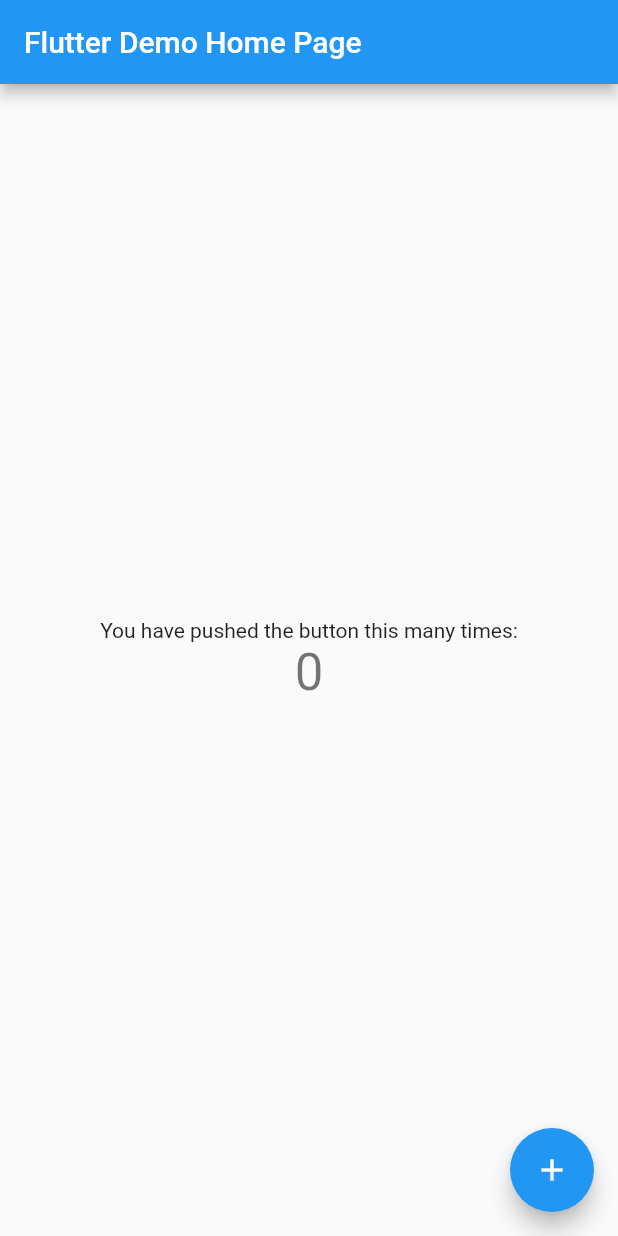
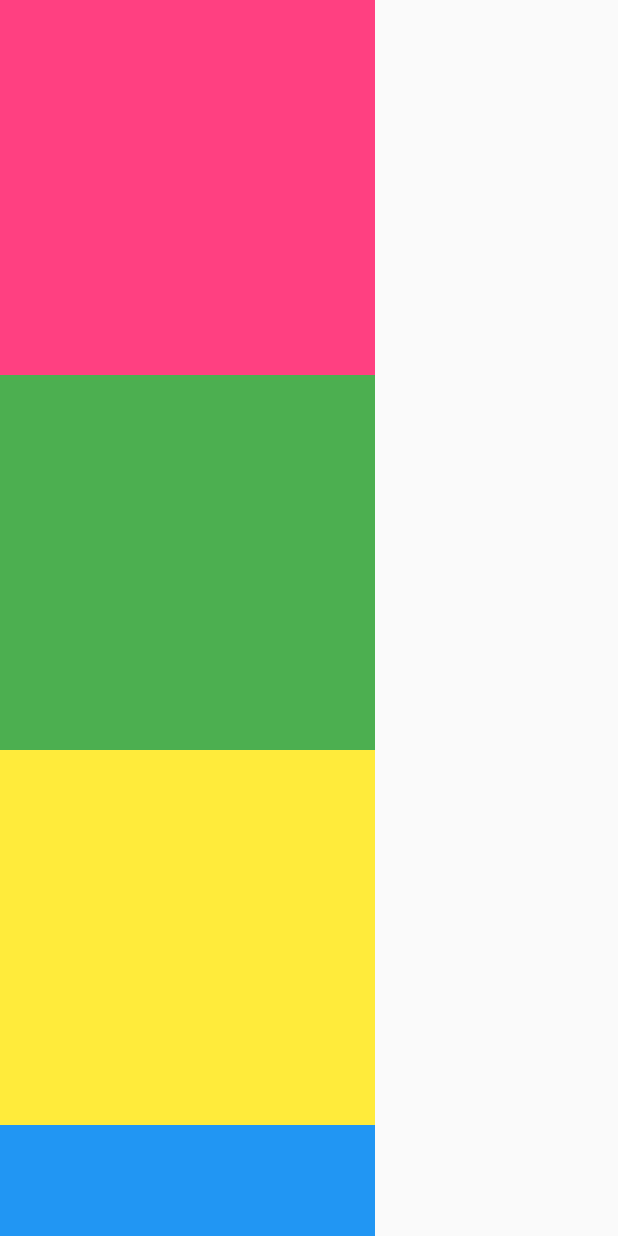
Before and after one commit to Micheli97/responsividade_flutter, a Flutter app: the screen it shows after launch, on a phone screen of 412 x 824 dp. Run offline on Flutter 3.47's test engine with Material 2 defaults, Android fonts, the phone set to English and light mode, and no system bars; our stand-ins replace auto_size_text, responsive_framework.

Commit message:
feat(): Estudando comportamento de Columns, rowns e wrap

```diff
--- a/estudo/lib/main.dart
+++ b/estudo/lib/main.dart
@@ -1,3 +1,4 @@
+import 'package:estudo/pages/wrap.dart';
 import 'package:flutter/material.dart';
 
 void main() {
@@ -7,109 +8,16 @@
 class MyApp extends StatelessWidget {
   const MyApp({super.key});
 
-  // This widget is the root of your application.
+
   @override
   Widget build(BuildContext context) {
     return MaterialApp(
       title: 'Flutter Demo',
       theme: ThemeData(
-        // This is the theme of your application.
-        //
-        // Try running your application with "flutter run". You'll see the
-        // application has a blue toolbar. Then, without quitting the app, try
-        // changing the primarySwatch below to Colors.green and then invoke
-        // "hot reload" (press "r" in the console where you ran "flutter run",
-        // or simply save your changes to "hot reload" in a Flutter IDE).
-        // Notice that the counter didn't reset back to zero; the application
-        // is not restarted.
+
         primarySwatch: Colors.blue,
       ),
-      home: const MyHomePage(title: 'Flutter Demo Home Page'),
+      home: const WrapPage(),
     );
   }
 }
-
-class MyHomePage extends StatefulWidget {
-  const MyHomePage({super.key, required this.title});
-
-  // This widget is the home page of your application. It is stateful, meaning
-  // that it has a State object (defined below) that contains fields that affect
-  // how it looks.
-
-  // This class is the configuration for the state. It holds the values (in this
-  // case the title) provided by the parent (in this case the App widget) and
-  // used by the build method of the State. Fields in a Widget subclass are
-  // always marked "final".
-
-  final String title;
-
-  @override
-  State<MyHomePage> createState() => _MyHomePageState();
-}
-
-class _MyHomePageState extends State<MyHomePage> {
-  int _counter = 0;
-
-  void _incrementCounter() {
-    setState(() {
-      // This call to setState tells the Flutter framework that something has
-      // changed in this State, which causes it to rerun the build method below
-      // so that the display can reflect the updated values. If we changed
-      // _counter without calling setState(), then the build method would not be
-      // called again, and so nothing would appear to happen.
-      _counter++;
-    });
-  }
-
-  @override
-  Widget build(BuildContext context) {
-    // This method is rerun every time setState is called, for instance as done
-    // by the _incrementCounter method above.
-    //
-    // The Flutter framework has been optimized to make rerunning build methods
-    // fast, so that you can just rebuild anything that needs updating rather
-    // than having to individually change instances of widgets.
-    return Scaffold(
-      appBar: AppBar(
-        // Here we take the value from the MyHomePage object that was created by
-        // the App.build method, and use it to set our appbar title.
-        title: Text(widget.title),
-      ),
-      body: Center(
-        // Center is a layout widget. It takes a single child and positions it
-        // in the middle of the parent.
-        child: Column(
-          // Column is also a layout widget. It takes a list of children and
-          // arranges them vertically. By default, it sizes itself to fit its
-          // children horizontally, and tries to be as tall as its parent.
-          //
-          // Invoke "debug painting" (press "p" in the console, choose the
-          // "Toggle Debug Paint" action from the Flutter Inspector in Android
-          // Studio, or the "Toggle Debug Paint" command in Visual Studio Code)
-          // to see the wireframe for each widget.
-          //
-          // Column has various properties to control how it sizes itself and
-          // how it positions its children. Here we use mainAxisAlignment to
-          // center the children vertically; the main axis here is the vertical
-          // axis because Columns are vertical (the cross axis would be
-          // horizontal).
-          mainAxisAlignment: MainAxisAlignment.center,
-          children: <Widget>[
-            const Text(
-              'You have pushed the button this many times:',
-            ),
-            Text(
-              '$_counter',
-              style: Theme.of(context).textTheme.headlineMedium,
-            ),
-          ],
-        ),
-      ),
-      floatingActionButton: FloatingActionButton(
-        onPressed: _incrementCounter,
-        tooltip: 'Increment',
-        child: const Icon(Icons.add),
-      ), // This trailing comma makes auto-formatting nicer for build methods.
-    );
-  }
-}
--- /dev/null
+++ b/estudo/lib/pages/wrap.dart
@@ -0,0 +1,41 @@
+import 'package:flutter/material.dart';
+
+class WrapPage extends StatelessWidget {
+  const WrapPage({super.key});
+
+  @override
+  Widget build(BuildContext context) {
+    return Scaffold(
+      body: Wrap(
+        crossAxisAlignment: WrapCrossAlignment.start,
+        children: [
+          Container(
+            height: 250,
+            width: 250,
+            color: Colors.pinkAccent,
+          ),
+          Container(
+            height: 250,
+            width: 250,
+            color: Colors.green,
+          ),
+          Container(
+            height: 250,
+            width: 250,
+            color: Colors.yellow,
+          ),
+          Container(
+            height: 250,
+            width: 250,
+            color: Colors.blue,
+          ),
+          Container(
+            height: 250,
+            width: 250,
+            color: Colors.purple,
+          ),
+        ],
+      ),
+    );
+  }
+}
```
Also changed, not shown: estudo/lib/pages/colum_rows_expanded.dart (added, +56 -0 lines).
